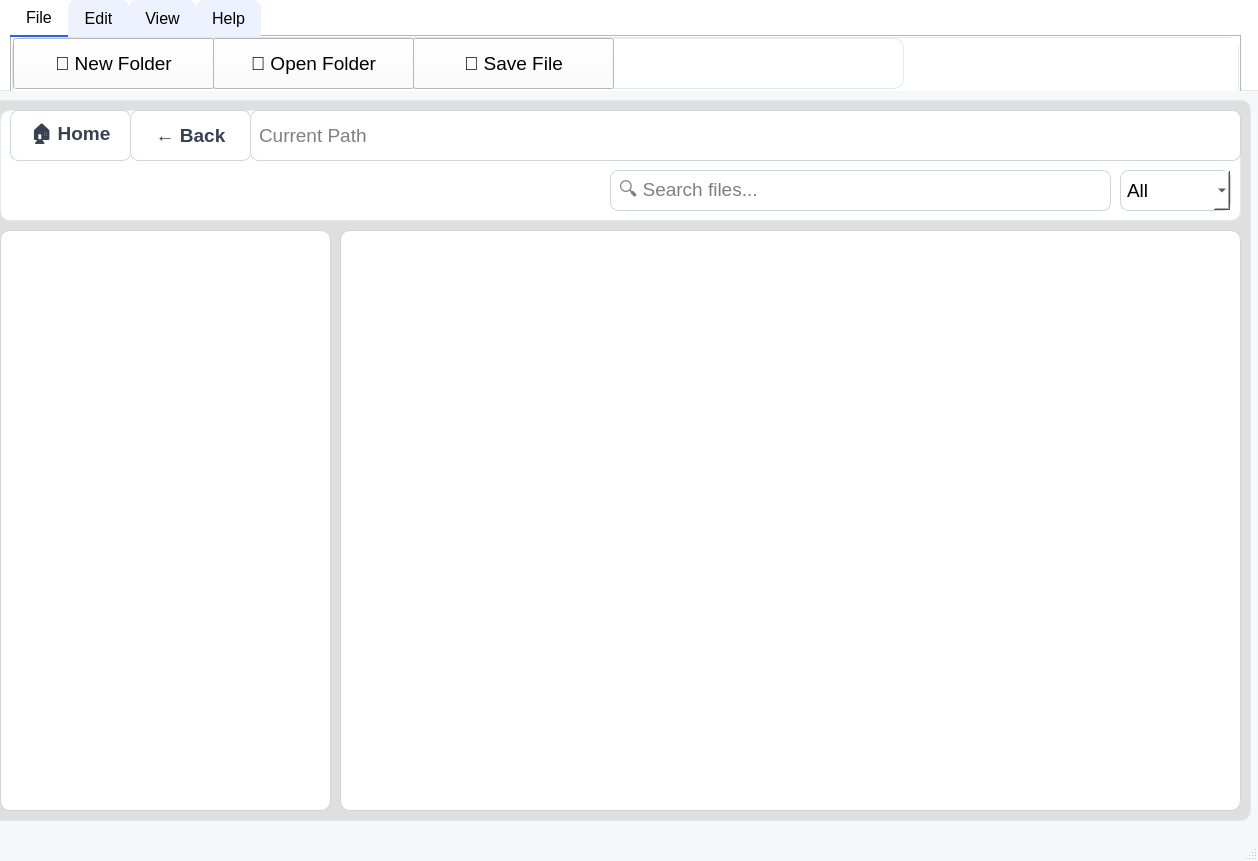
Qt form Giao diện/CHINH.ui (justnhan/NHOM-5_KTLTNC) before a commit.
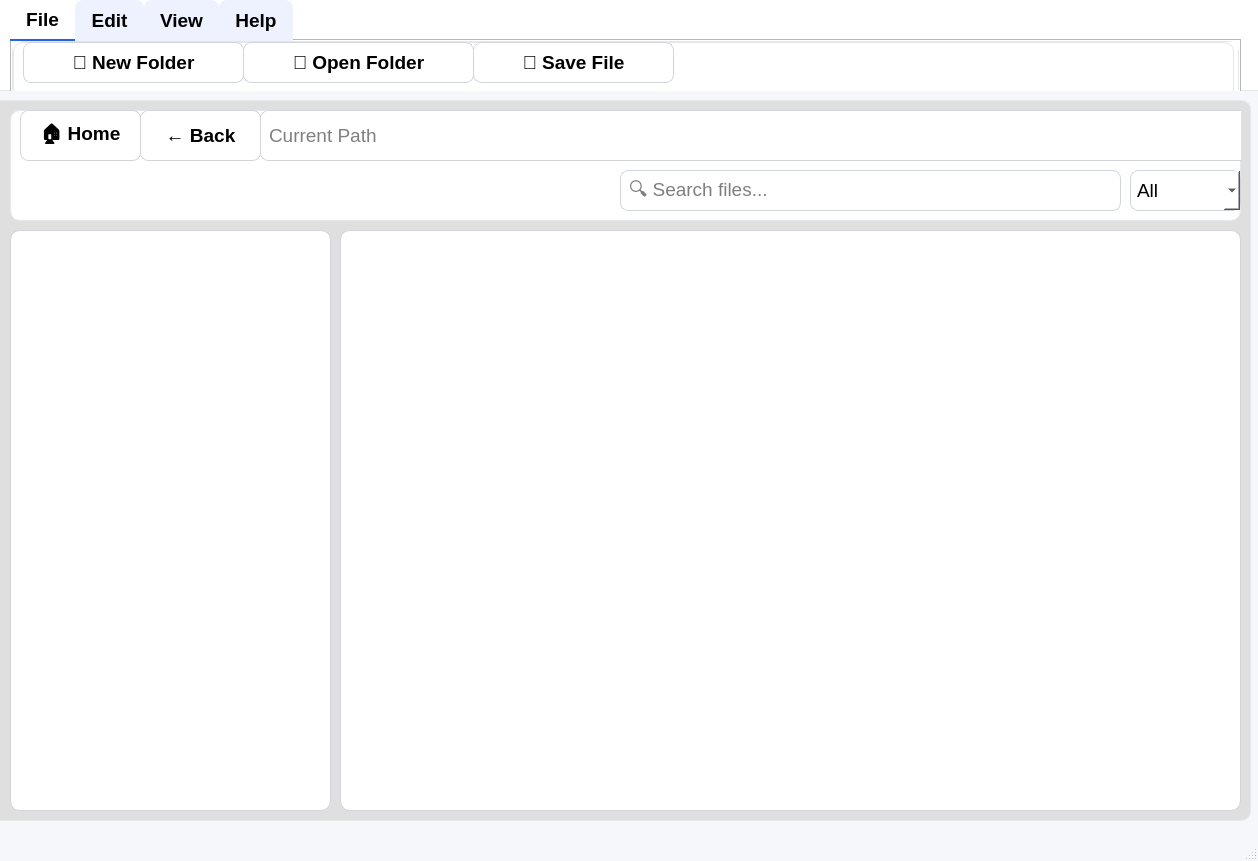
The same form after that commit. The open tabs and pages were chosen to show the change.

```diff
--- a/Giao diện/CHINH.ui
+++ b/Giao diện/CHINH.ui
@@ -81,6 +81,10 @@
 </string>
   </property>
   <widget class="QWidget" name="centralwidget">
+   <property name="styleSheet">
+    <string notr="true">color:black
+</string>
+   </property>
    <widget class="QFrame" name="lowerframe">
     <property name="geometry">
      <rect>
@@ -115,9 +119,9 @@
     <widget class="QFrame" name="frame_6">
      <property name="geometry">
       <rect>
-       <x>10</x>
+       <x>20</x>
        <y>10</y>
-       <width>1241</width>
+       <width>1231</width>
        <height>111</height>
       </rect>
      </property>
@@ -179,7 +183,7 @@
        <string/>
       </property>
       <property name="readOnly">
-       <bool>true</bool>
+       <bool>false</bool>
       </property>
       <property name="placeholderText">
        <string>Current Path</string>
@@ -287,9 +291,9 @@
     <widget class="QTreeView" name="treeView">
      <property name="geometry">
       <rect>
-       <x>10</x>
+       <x>20</x>
        <y>130</y>
-       <width>331</width>
+       <width>321</width>
        <height>581</height>
       </rect>
      </property>
@@ -327,11 +331,13 @@
      </property>
      <property name="font">
       <font>
-       <pointsize>12</pointsize>
+       <pointsize>14</pointsize>
+       <weight>75</weight>
+       <bold>true</bold>
       </font>
      </property>
      <property name="styleSheet">
-      <string notr="true">background-color: rgb(255, 255, 255)</string>
+      <string notr="true">background-color: white</string>
      </property>
      <property name="currentIndex">
       <number>3</number>
@@ -348,8 +354,8 @@
         <rect>
          <x>0</x>
          <y>0</y>
-         <width>891</width>
-         <height>51</height>
+         <width>1221</width>
+         <height>57</height>
         </rect>
        </property>
        <property name="frameShape">
@@ -358,54 +364,60 @@
        <property name="frameShadow">
         <enum>QFrame::Raised</enum>
        </property>
-       <widget class="QToolButton" name="btnNewfolder">
+       <widget class="QPushButton" name="btnNewfolder">
         <property name="geometry">
          <rect>
-          <x>0</x>
+          <x>10</x>
           <y>0</y>
-          <width>201</width>
-          <height>51</height>
+          <width>221</width>
+          <height>41</height>
          </rect>
         </property>
         <property name="font">
          <font>
           <pointsize>14</pointsize>
+          <weight>75</weight>
+          <bold>true</bold>
          </font>
         </property>
         <property name="text">
          <string>📁 New Folder</string>
         </property>
        </widget>
-       <widget class="QToolButton" name="btnOpen">
+       <widget class="QPushButton" name="btnOpen">
         <property name="geometry">
          <rect>
-          <x>200</x>
+          <x>230</x>
           <y>0</y>
-          <width>201</width>
-          <height>51</height>
+          <width>231</width>
+          <height>41</height>
          </rect>
         </property>
         <property name="font">
          <font>
           <pointsize>14</pointsize>
+          <weight>75</weight>
+          <bold>true</bold>
          </font>
         </property>
         <property name="text">
          <string>📂 Open Folder</string>
         </property>
        </widget>
-       <widget class="QToolButton" name="btnSave">
+       <widget class="QPushButton" name="btnSave">
         <property name="geometry">
          <rect>
-          <x>400</x>
+          <x>460</x>
           <y>0</y>
           <width>201</width>
-          <height>51</height>
+          <height>41</height>
          </rect>
         </property>
         <property name="font">
          <font>
           <pointsize>14</pointsize>
+          <weight>75</weight>
+          <bold>true</bold>
          </font>
         </property>
         <property name="text">
```
Left out of the diff: 37 changed lines with no effect on the pictures.
